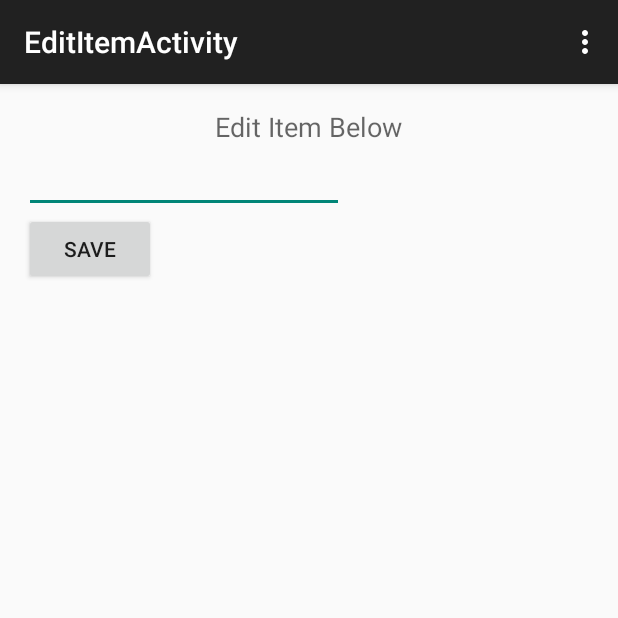
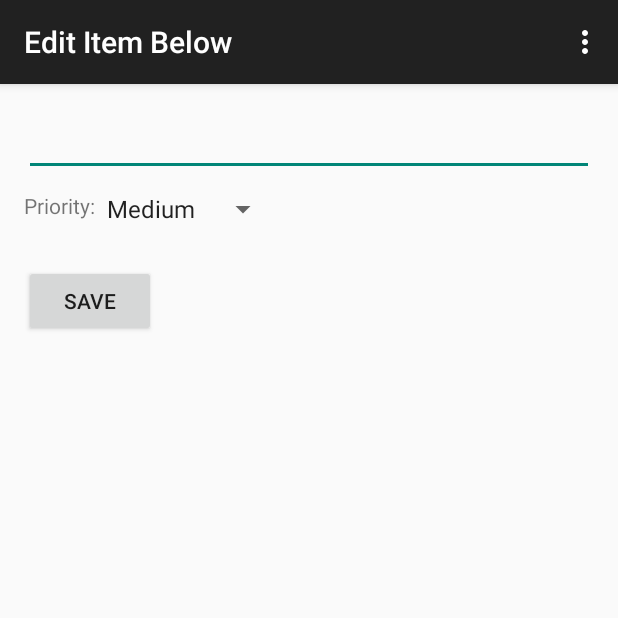
Before and after one commit to nastjashevchenko/SimpleToDo, an Android app: the EditItemActivity screen opened directly, with no data from a screen before it, on a phone screen of 412 x 824 dp, the top half of it. Run offline under Robolectric (Android 15) with nearby library versions, the phone set to English and light mode, and no system bars; 1 statement that could not run was skipped.

Commit message:
SQLite instead of file; custom Adapter; priority field for task

```diff
--- a/app/build.gradle
+++ b/app/build.gradle
@@ -19,8 +19,14 @@ android {
     }
 }
 
+repositories {
+    mavenCentral()
+    maven { url "https://oss.sonatype.org/content/repositories/snapshots/" }
+}
+
 dependencies {
     compile fileTree(dir: 'libs', include: ['*.jar'])
     compile 'com.android.support:appcompat-v7:22.2.1'
     compile 'org.apache.commons:commons-io:1.3.2'
+    compile 'com.michaelpardo:activeandroid:3.1.0-SNAPSHOT'
 }
--- a/app/src/main/AndroidManifest.xml
+++ b/app/src/main/AndroidManifest.xml
@@ -3,6 +3,7 @@
     package="com.prework.codepath.shevchenko.todoapp" >
 
     <application
+        android:name="com.activeandroid.app.Application"
         android:allowBackup="true"
         android:icon="@mipmap/ic_launcher"
         android:label="@string/app_name"
--- a/app/src/main/java/com/prework/codepath/shevchenko/todoapp/EditItemActivity.java
+++ b/app/src/main/java/com/prework/codepath/shevchenko/todoapp/EditItemActivity.java
@@ -7,19 +7,24 @@ import android.view.Menu;
 import android.view.MenuItem;
 import android.view.View;
 import android.widget.EditText;
+import android.widget.Spinner;
 
 
 public class EditItemActivity extends ActionBarActivity {
+    private EditText itemText;
+    private Spinner itemPriority;
 
     @Override
     protected void onCreate(Bundle savedInstanceState) {
         super.onCreate(savedInstanceState);
         setContentView(R.layout.activity_edit_item);
-        EditText itemText = (EditText) findViewById(R.id.editItemText);
+        itemText = (EditText) findViewById(R.id.editItemText);
+        itemPriority = (Spinner) findViewById(R.id.priority);
         String itemTextValue = getIntent().getStringExtra("itemText");
+        int itemPriorityValue = getIntent().getIntExtra("priority", 1);
         itemText.setText(itemTextValue);
         itemText.setSelection(itemTextValue.length());
-        itemText.requestFocus();
+        itemPriority.setSelection(itemPriorityValue);
     }
 
     @Override
@@ -45,10 +50,10 @@ public class EditItemActivity extends ActionBarActivity {
     }
 
     public void onSaveAfterEdit(View view) {
-        EditText itemText = (EditText) findViewById(R.id.editItemText);
         Intent data = new Intent();
-        data.putExtra("position", getIntent().getIntExtra("position", 0));
-        data.putExtra("itemText", itemText.getText().toString());
+        data.putExtra("position", getIntent().getIntExtra("position", 0))
+                .putExtra("itemText", itemText.getText().toString())
+                .putExtra("priority", itemPriority.getSelectedItemPosition());
         setResult(RESULT_OK, data);
         finish();
     }
--- a/app/src/main/res/layout/activity_edit_item.xml
+++ b/app/src/main/res/layout/activity_edit_item.xml
@@ -6,24 +6,35 @@
     android:paddingBottom="@dimen/activity_vertical_margin"
     tools:context="com.prework.codepath.shevchenko.todoapp.EditItemActivity">
 
-    <TextView
-        android:layout_width="wrap_content"
-        android:layout_height="wrap_content"
-        android:textAppearance="?android:attr/textAppearanceMedium"
-        android:text="@string/edit_item_comment"
-        android:id="@+id/editItemComment"
-        android:layout_alignParentTop="true"
-        android:layout_centerHorizontal="true" />
-
     <EditText
-        android:layout_width="wrap_content"
+        android:layout_width="match_parent"
         android:layout_height="wrap_content"
         android:inputType="textMultiLine"
         android:ems="10"
         android:id="@+id/editItemText"
-        android:layout_below="@+id/editItemComment"
         android:layout_alignParentLeft="true"
         android:layout_alignParentStart="true" />
+
+    <TextView
+        android:layout_width="wrap_content"
+        android:layout_height="wrap_content"
+        android:layout_marginTop="10dp"
+        android:layout_marginBottom="10dp"
+        android:layout_below="@+id/editItemText"
+        android:text="@string/priority_comment"
+        android:id="@+id/priorityComment"
+        android:layout_alignParentLeft="true"
+        android:layout_alignParentStart="true" />
+
+    <Spinner
+        android:layout_width="wrap_content"
+        android:layout_height="wrap_content"
+        android:id="@+id/priority"
+        android:entries="@array/priority_values"
+        android:layout_marginTop="10dp"
+        android:layout_marginBottom="10dp"
+        android:layout_toRightOf="@+id/priorityComment"
+        android:layout_below="@+id/editItemText" />
 
     <Button
         android:layout_width="wrap_content"
@@ -31,7 +42,8 @@
         android:text="@string/edit_item_button_text"
         android:id="@+id/editItemButton"
         android:onClick="onSaveAfterEdit"
-        android:layout_below="@+id/editItemText"
+        android:layout_marginTop="15dp"
+        android:layout_below="@+id/priority"
         android:layout_alignParentLeft="true"
         android:layout_alignParentStart="true" />
 </RelativeLayout>
--- a/app/src/main/res/values/strings.xml
+++ b/app/src/main/res/values/strings.xml
@@ -5,7 +5,14 @@
     <string name="action_settings">Settings</string>
     <string name="add_item_hint">Add new item to list</string>
     <string name="add_item_button_text">Add Item</string>
-    <string name="title_activity_edit_item">EditItemActivity</string>
+    <string name="title_activity_edit_item">Edit Item Below</string>
     <string name="edit_item_comment">Edit Item Below</string>
     <string name="edit_item_button_text">Save</string>
+    <string name="priority_comment">Priority: </string>
+
+    <string-array name="priority_values">
+        <item>Low</item>
+        <item>Medium</item>
+        <item>High</item>
+    </string-array>
 </resources>
```
Also changed, not shown: app/src/main/java/com/prework/codepath/shevchenko/todoapp/MainActivity.java (+18 -40 lines), app/src/main/java/com/prework/codepath/shevchenko/todoapp/Task.java (added, +59 -0 lines), app/src/main/java/com/prework/codepath/shevchenko/todoapp/TaskAdapter.java (added, +46 -0 lines), app/src/main/res/layout/task_item.xml (added, +23 -0 lines), 1 other file.
